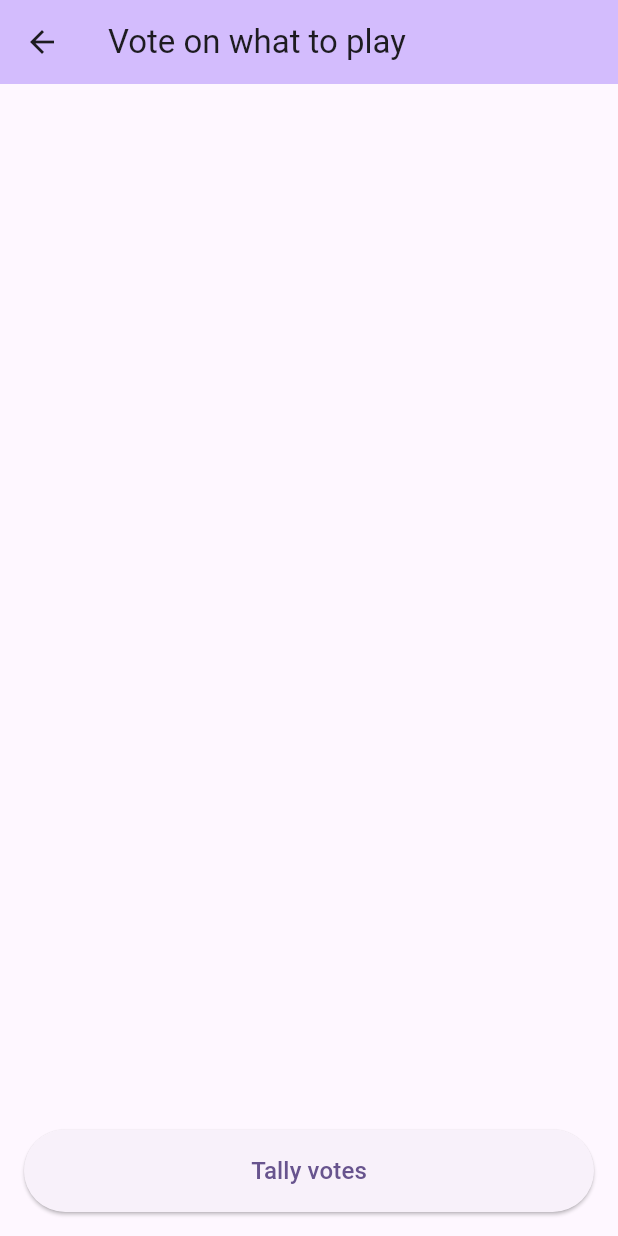
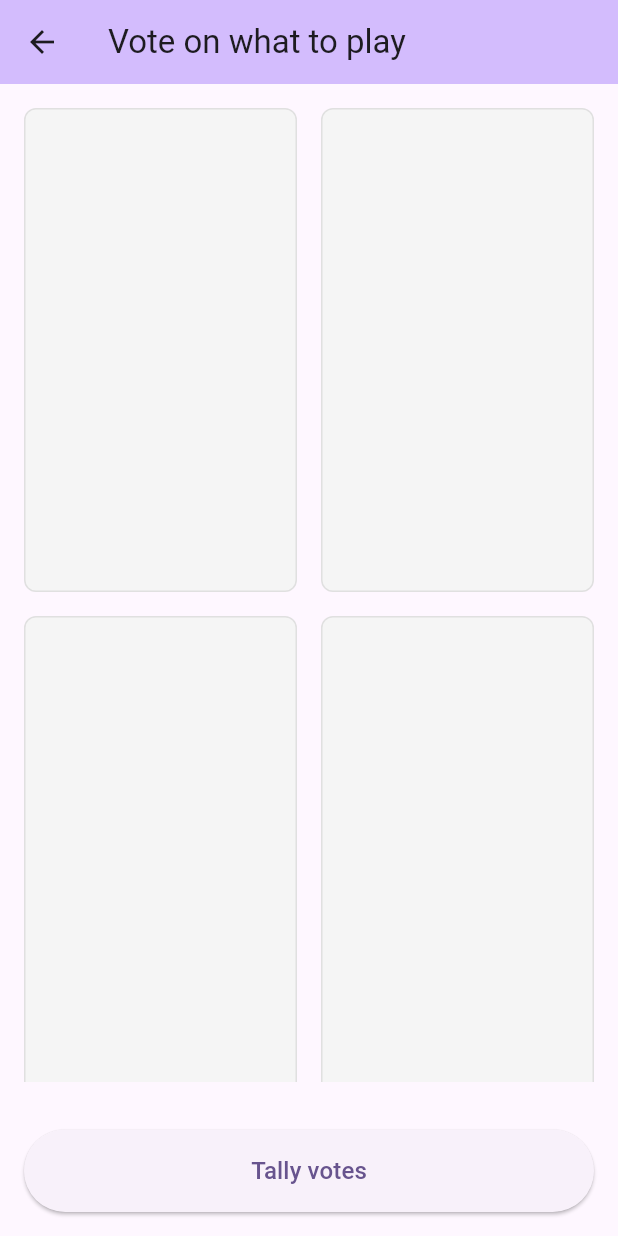
Before and after one commit to beefsack/what_to_play, a Flutter app: the VotingPage screen opened directly with empty values, after a tap on "Proceed to voting", on a phone screen of 412 x 824 dp. Run offline on Flutter 3.47's test engine with Material 3 defaults, Android fonts, the phone set to English and light mode, and no system bars; our stand-ins replace shared_preferences; accounts and stored records are empty; network calls fail.

Commit message:
Improve voting overlay

```diff
--- a/lib/pages/board_game_collection_page.dart
+++ b/lib/pages/board_game_collection_page.dart
@@ -149,11 +149,11 @@ class _BoardGameCollectionPageState extends State<BoardGameCollectionPage> {
   }
 
   void _startVoting() {
-    if (_filteredGames.length < 4) {
+    if (_filteredGames.length < 2) {
       ScaffoldMessenger.of(context).showSnackBar(
         SnackBar(
           content: Text(
-            'Need at least 4 games to start voting. Currently have ${_filteredGames.length} games.',
+            'Need at least 2 games to start voting. Currently have ${_filteredGames.length} games.',
           ),
           action:
               _currentFilter.hasActiveFilters
--- a/lib/pages/voting_page.dart
+++ b/lib/pages/voting_page.dart
@@ -20,9 +20,12 @@ class _VotingPageState extends State<VotingPage> with TickerProviderStateMixin {
   Map<BoardGame, int> _votes = {};
   late AnimationController _winnerAnimationController;
   late AnimationController _runnersUpAnimationController;
+  late AnimationController _overlayAnimationController;
   late Animation<double> _winnerScaleAnimation;
   late Animation<double> _winnerOpacityAnimation;
   late Animation<double> _runnersUpOpacityAnimation;
+  late Animation<double> _overlayOpacityAnimation;
+  bool _showPassDeviceOverlay = false;
 
   @override
   void initState() {
@@ -38,6 +41,10 @@ class _VotingPageState extends State<VotingPage> with TickerProviderStateMixin {
     );
     _runnersUpAnimationController = AnimationController(
       duration: const Duration(milliseconds: 1000),
+      vsync: this,
+    );
+    _overlayAnimationController = AnimationController(
+      duration: const Duration(milliseconds: 300),
       vsync: this,
     );
 
@@ -61,12 +68,20 @@ class _VotingPageState extends State<VotingPage> with TickerProviderStateMixin {
         curve: Curves.easeInOut,
       ),
     );
+
+    _overlayOpacityAnimation = Tween<double>(begin: 0.0, end: 1.0).animate(
+      CurvedAnimation(
+        parent: _overlayAnimationController,
+        curve: Curves.easeInOut,
+      ),
+    );
   }
 
   @override
   void dispose() {
     _winnerAnimationController.dispose();
     _runnersUpAnimationController.dispose();
+    _overlayAnimationController.dispose();
     super.dispose();
   }
 
@@ -80,6 +95,8 @@ class _VotingPageState extends State<VotingPage> with TickerProviderStateMixin {
       _selectedGames = shuffled.take(4).toList();
     }
   }
+
+  bool get _canReplaceGames => widget.availableGames.length > 4;
 
   void _replaceGame(int index) {
     if (widget.availableGames.length <= 4) return;
@@ -115,13 +132,28 @@ class _VotingPageState extends State<VotingPage> with TickerProviderStateMixin {
       _votes[game] = (_votes[game] ?? 0) + 1;
     });
 
-    ScaffoldMessenger.of(context).showSnackBar(
-      const SnackBar(
-        content: Text('Pass the device to the person on your left'),
-        duration: Duration(seconds: 2),
-        behavior: SnackBarBehavior.floating,
-      ),
-    );
+    _showPassDeviceMessage();
+  }
+
+  void _showPassDeviceMessage() {
+    setState(() {
+      _showPassDeviceOverlay = true;
+    });
+
+    _overlayAnimationController.forward().then((_) {
+      // Keep overlay visible for 2 seconds
+      Future.delayed(const Duration(seconds: 2), () {
+        if (mounted) {
+          _overlayAnimationController.reverse().then((_) {
+            if (mounted) {
+              setState(() {
+                _showPassDeviceOverlay = false;
+              });
+            }
+          });
+        }
+      });
+    });
   }
 
   void _showTallyConfirmation() {
@@ -230,10 +262,40 @@ class _VotingPageState extends State<VotingPage> with TickerProviderStateMixin {
                     crossAxisSpacing: 16,
                     mainAxisSpacing: 16,
                   ),
-                  itemCount: _selectedGames.length,
+                  itemCount: 4, // Always show 4 slots
                   itemBuilder: (context, index) {
+                    if (index >= _selectedGames.length) {
+                      // Empty slot for missing games
+                      return Container(
+                        decoration: BoxDecoration(
+                          color: Colors.grey[200],
+                          borderRadius: BorderRadius.circular(8),
+                          border: Border.all(
+                            color: Colors.grey[400]!,
+                            style: BorderStyle.solid,
+                            width: 2,
+                          ),
+                        ),
+                        child: Center(
+                          child: Icon(
+                            Icons.add,
+                            size: 48,
+                            color: Colors.grey[400],
+                          ),
+                        ),
+                      );
+                    }
+
+                    final game = _selectedGames[index];
+                    final gameCard = BoardGameCard(game: game);
+
+                    if (!_canReplaceGames) {
+                      // No dismissible behavior when there are no replacement games
+                      return gameCard;
+                    }
+
                     return Dismissible(
-                      key: Key(_selectedGames[index].id),
+                      key: Key(game.id),
                       onDismissed: (_) => _replaceGame(index),
                       background: Container(
                         decoration: BoxDecoration(
@@ -248,7 +310,7 @@ class _VotingPageState extends State<VotingPage> with TickerProviderStateMixin {
                           ),
                         ),
                       ),
-                      child: BoardGameCard(game: _selectedGames[index]),
+                      child: gameCard,
                     );
                   },
                 );
@@ -277,7 +339,9 @@ class _VotingPageState extends State<VotingPage> with TickerProviderStateMixin {
   }
 
   Widget _buildVotingPhase() {
-    return Column(
+    return Stack(
+      children: [
+        Column(
           children: [
             Expanded(
               child: Padding(
@@ -302,8 +366,23 @@ class _VotingPageState extends State<VotingPage> with TickerProviderStateMixin {
                         crossAxisSpacing: 16,
                         mainAxisSpacing: 16,
                       ),
-                  itemCount: _selectedGames.length,
+                      itemCount: 4, // Always show 4 slots
                       itemBuilder: (context, index) {
+                        if (index >= _selectedGames.length) {
+                          // Empty slot for missing games
+                          return Container(
+                            decoration: BoxDecoration(
+                              color: Colors.grey[100],
+                              borderRadius: BorderRadius.circular(8),
+                              border: Border.all(
+                                color: Colors.grey[300]!,
+                                style: BorderStyle.solid,
+                                width: 1,
+                              ),
+                            ),
+                          );
+                        }
+
                         final game = _selectedGames[index];
                         return GestureDetector(
                           onTap: () => _voteForGame(game),
@@ -324,9 +403,63 @@ class _VotingPageState extends State<VotingPage> with TickerProviderStateMixin {
                   style: ElevatedButton.styleFrom(
                     padding: const EdgeInsets.symmetric(vertical: 16),
                   ),
-              child: const Text('Tally votes', style: TextStyle(fontSize: 16)),
+                  child: const Text(
+                    'Tally votes',
+                    style: TextStyle(fontSize: 16),
                   ),
                 ),
+              ),
+            ),
+          ],
+        ),
+        // Pass device overlay
+        if (_showPassDeviceOverlay)
+          AnimatedBuilder(
+            animation: _overlayAnimationController,
+            builder: (context, child) {
+              return Opacity(
+                opacity: _overlayOpacityAnimation.value,
+                child: Container(
+                  color: Colors.black.withOpacity(0.7),
+                  child: Center(
+                    child: Container(
+                      margin: const EdgeInsets.all(32),
+                      padding: const EdgeInsets.all(24),
+                      decoration: BoxDecoration(
+                        color: Colors.white,
+                        borderRadius: BorderRadius.circular(16),
+                        boxShadow: [
+                          BoxShadow(
+                            color: Colors.black.withOpacity(0.3),
+                            blurRadius: 10,
+                            offset: const Offset(0, 4),
+                          ),
+                        ],
+                      ),
+                      child: Column(
+                        mainAxisSize: MainAxisSize.min,
+                        children: [
+                          Icon(
+                            Icons.swap_horiz,
+                            size: 48,
+                            color: Theme.of(context).colorScheme.primary,
+                          ),
+                          const SizedBox(height: 16),
+                          const Text(
+                            'Pass the device to the person on your left',
+                            style: TextStyle(
+                              fontSize: 18,
+                              fontWeight: FontWeight.w600,
+                            ),
+                            textAlign: TextAlign.center,
+                          ),
+                        ],
+                      ),
+                    ),
+                  ),
+                ),
+              );
+            },
           ),
       ],
     );
```
Lines whose indentation alone changed are shown as unchanged.
